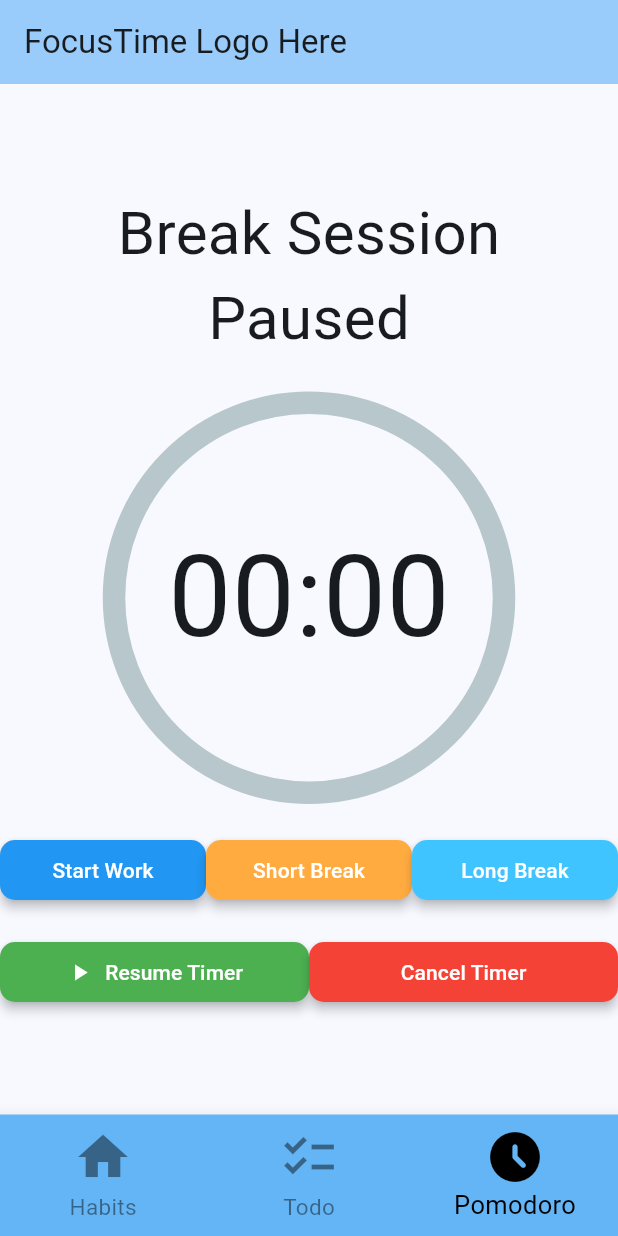
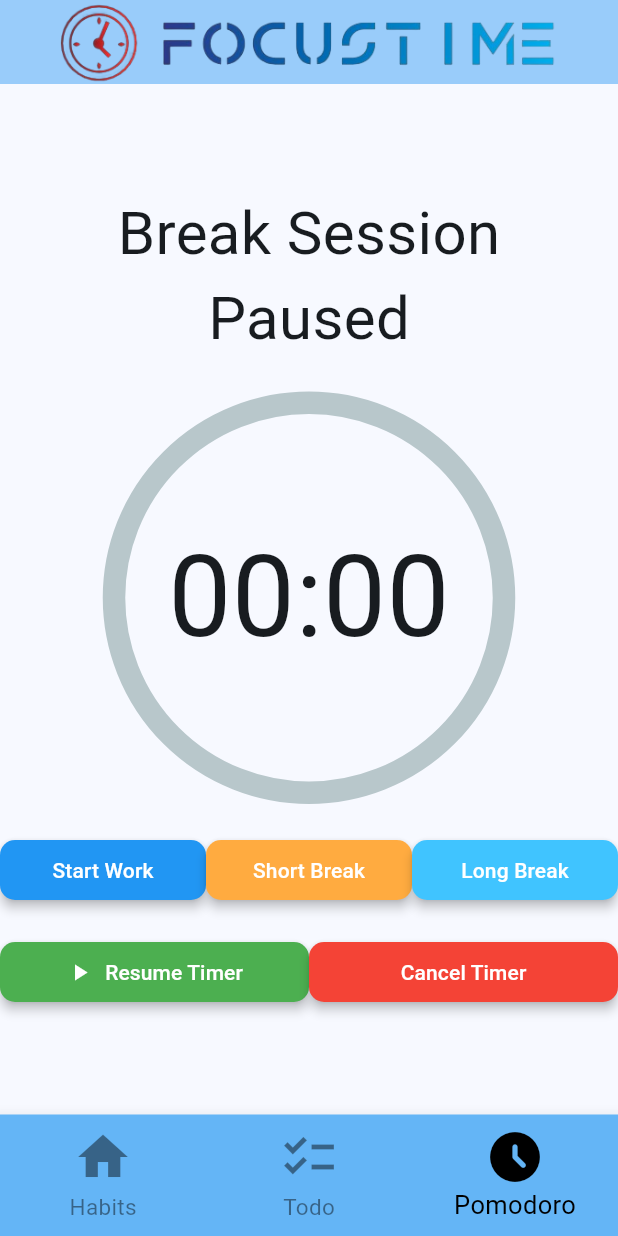
Before and after one commit to PenguGH/FocusTime, a Flutter app: the screen it shows after launch, item 3 of the bottom bar chosen, on a phone screen of 412 x 824 dp. Run offline on Flutter 3.47's test engine with Material 3 defaults, Android fonts, the phone set to English and light mode, and no system bars; drawn by our look-alikes of percent_indicator; our stand-ins replace flutter_slidable, shared_preferences; missing offline and left inert: flutter_material_color_picker.

Commit message:
feat: created a custom app logo, added it to the top nav bar on all pages, and added assets folder

```diff
--- a/lib/main.dart
+++ b/lib/main.dart
@@ -128,8 +128,21 @@ class _MyHomePageState extends State<MyHomePage> {
         backgroundColor: Theme.of(context).colorScheme.inversePrimary,
         // Here we take the value from the MyHomePage object that was created by
         // the App.build method, and use it to set our appbar title.
-        title: Text(widget.title),
-      ),
+        title: const Row(
+              children: [
+                Expanded(
+                  child: Image(
+                    // successfully added an image to the top App Bar
+                    image: AssetImage('assets/logo4_small_no_background.png'),
+                    height: 60, // Adjusts the height of image
+                    width: 40, // Adjusts the width of image
+                  ),
+                ),
+              // Text(widget.title)
+            ]
+          ),
+        ),
+
       body: Center(
         // Center is a layout widget. It takes a single child and positions it
         // in the middle of the parent.
```
Also changed, not shown: pubspec.yaml (+6 -3 lines), assets/logo3_no_background.png (added), assets/logo4_small_no_background.png (added).
